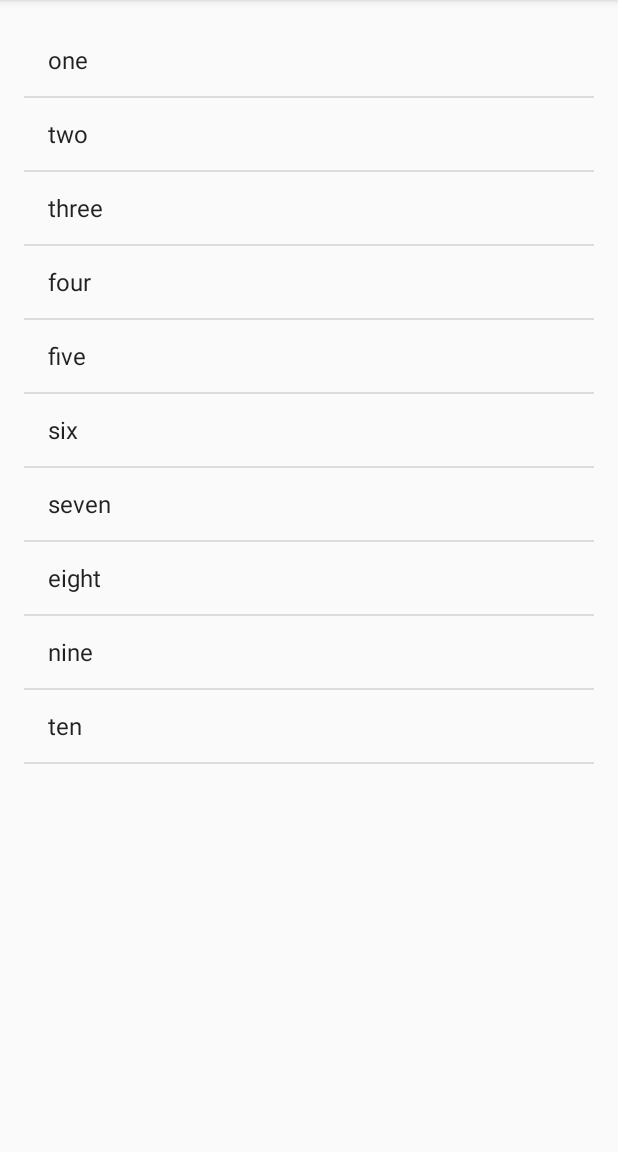
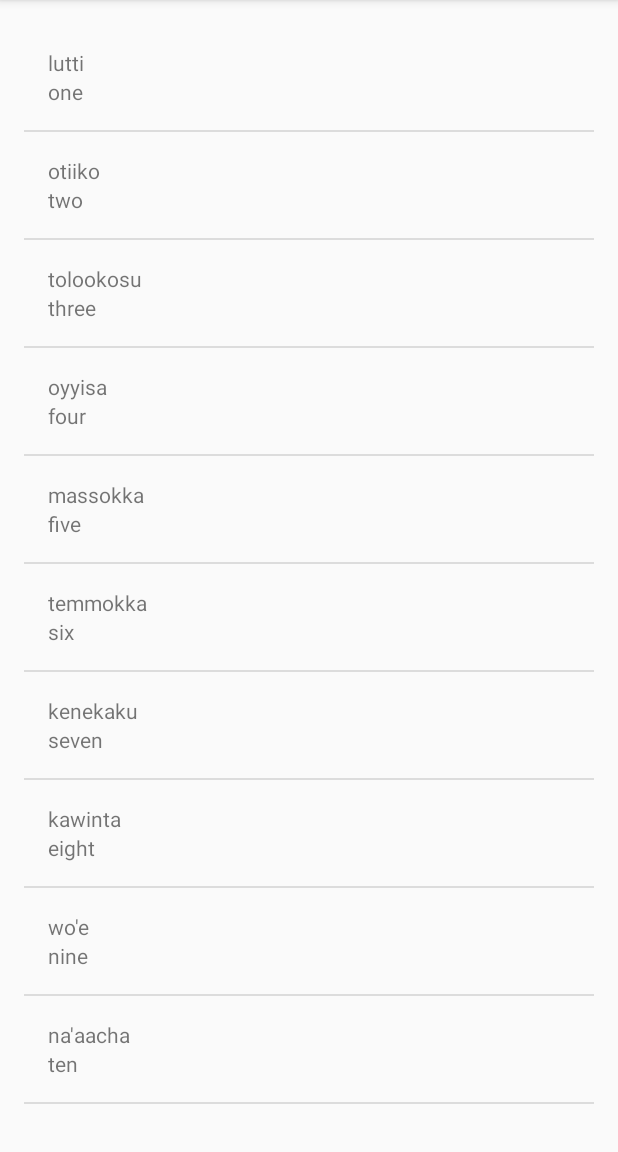
Before and after one commit to TerryGlen/MiwokApp, an Android app: the NumbersActivity screen opened directly, with no data from a screen before it, on a phone screen of 412 x 824 dp, the part 84-1236 px from its top. Run offline under Robolectric (Android 15) with nearby library versions, the phone set to English and light mode, and no system bars.

Commit message:
Chapter 2 complete

```diff
--- a/app/src/main/java/com/example/android/miwok/NumbersActivity.java
+++ b/app/src/main/java/com/example/android/miwok/NumbersActivity.java
@@ -19,20 +19,23 @@ public class NumbersActivity extends AppCompatActivity {
     @Override
     protected void onCreate(Bundle savedInstanceState) {
         super.onCreate(savedInstanceState);
-        setContentView(R.layout.activity_numbers);
+        setContentView(R.layout.word_list);
 
-        ArrayList<String> words = new ArrayList<String>();
-        words.add("one");
-        words.add("two");
-        words.add("three");
-        words.add("four");
-        words.add("five");
-        words.add("six");
-        words.add("seven");
-        words.add("eight");
-        words.add("nine");
-        words.add("ten");
-        ArrayAdapter<String>    itemsAdapter = new ArrayAdapter<String>(this, android.R.layout.simple_list_item_1, words);
+        ArrayList<Word> words = new ArrayList<>();
+
+        words.add(new Word("one", "lutti"));
+        words.add(new Word("two" , "otiiko"));
+        words.add(new Word( "three", "tolookosu"));
+        words.add(new Word("four", "oyyisa"));
+        words.add(new Word("five" , "massokka"));
+        words.add(new Word( "six", "temmokka"));
+        words.add(new Word("seven" , "kenekaku"));
+        words.add(new Word( "eight", "kawinta"));
+        words.add(new Word("nine" , "wo'e"));
+        words.add(new Word( "ten", "na'aacha"));
+
+
+        WordAdapter itemsAdapter = new WordAdapter(this,words);
         ListView listView = findViewById(R.id.list);
         listView.setAdapter(itemsAdapter);
 
--- /dev/null
+++ b/app/src/main/java/com/example/android/miwok/Word.java
@@ -0,0 +1,21 @@
+package com.example.android.miwok;
+
+import android.content.Context;
+
+public class Word {
+
+    private String mDefaultTranslation;
+    private String mMiwokTranslation;
+
+    public Word(String defaultTranslation, String miwokTranslation){
+        mMiwokTranslation = miwokTranslation;
+        mDefaultTranslation = defaultTranslation;
+    }
+
+    public String getDefaultTranslation(){
+        return mDefaultTranslation;
+    }
+    public String getMiwokTranslation(){
+        return mMiwokTranslation;
+    }
+}
--- /dev/null
+++ b/app/src/main/java/com/example/android/miwok/WordAdapter.java
@@ -0,0 +1,39 @@
+package com.example.android.miwok;
+
+import android.content.Context;
+import android.support.annotation.NonNull;
+import android.support.annotation.Nullable;
+import android.view.LayoutInflater;
+import android.view.View;
+import android.view.ViewGroup;
+import android.widget.ArrayAdapter;
+import android.widget.TextView;
+
+import java.util.ArrayList;
+
+public class WordAdapter extends ArrayAdapter<Word> {
+    public WordAdapter(Context context, ArrayList<Word> words){
+        super(context, 0, words);
+    }
+
+
+    @NonNull
+    @Override
+    public View getView(int position, @Nullable View convertView, @NonNull ViewGroup parent) {
+        View listItemView = convertView;
+        if(listItemView == null){
+            listItemView = LayoutInflater.from(getContext()).inflate(
+                    R.layout.list_item, parent, false);
+        }
+
+        Word currentWord = getItem(position);
+
+        TextView defaultTextView = listItemView.findViewById(R.id.default_text_view);
+        TextView miwokTextView = listItemView.findViewById(R.id.miwok_text_view);
+
+        defaultTextView.setText(currentWord.getDefaultTranslation());
+        miwokTextView.setText(currentWord.getMiwokTranslation());
+
+        return listItemView;
+    }
+}
--- a/app/src/main/res/layout/activity_numbers.xml
+++ b/app/src/main/res/layout/word_list.xml
@@ -9,4 +9,5 @@
     android:paddingLeft="@dimen/activity_horizontal_margin"
     android:paddingRight="@dimen/activity_horizontal_margin"
     android:paddingTop="@dimen/activity_vertical_margin"
-    tools:context="com.example.android.miwok.NumbersActivity"/>
+    tools:context="com.example.android.miwok.ColorsActivity"
+    />
--- a/build.gradle
+++ b/build.gradle
@@ -6,7 +6,7 @@ buildscript {
         google()
     }
     dependencies {
-        classpath 'com.android.tools.build:gradle:3.1.0'
+        classpath 'com.android.tools.build:gradle:3.1.1'
 
         // NOTE: Do not place your application dependencies here; they belong
         // in the individual module build.gradle files
```
Also changed, not shown: app/src/main/java/com/example/android/miwok/ColorsActivity.java (+23 -3 lines), app/src/main/java/com/example/android/miwok/FamilyActivity.java (+21 -1 lines), app/src/main/java/com/example/android/miwok/PhrasesActivity.java (+23 -3 lines), app/src/main/java/com/example/android/miwok/ReportCard.java (added, +28 -0 lines), app/src/main/res/layout/activity_colors.xml (deleted, +0 -9 lines), app/src/main/res/layout/activity_family_members.xml (deleted, +0 -9 lines), app/src/main/res/layout/activity_phrases.xml (deleted, +0 -9 lines).
